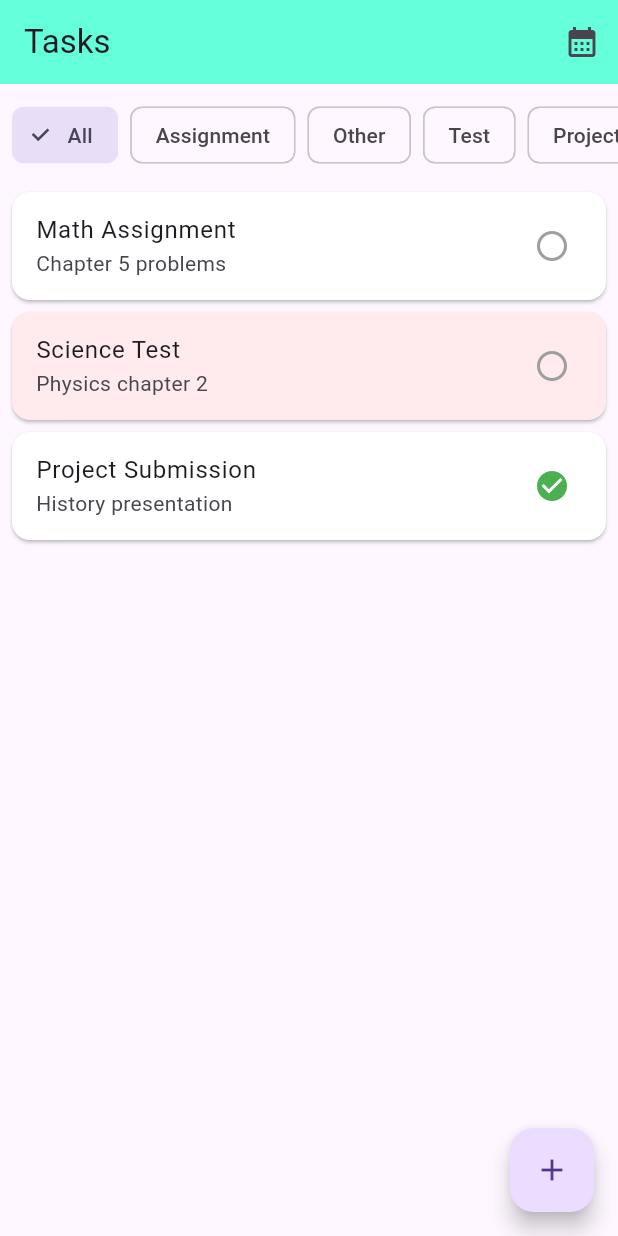
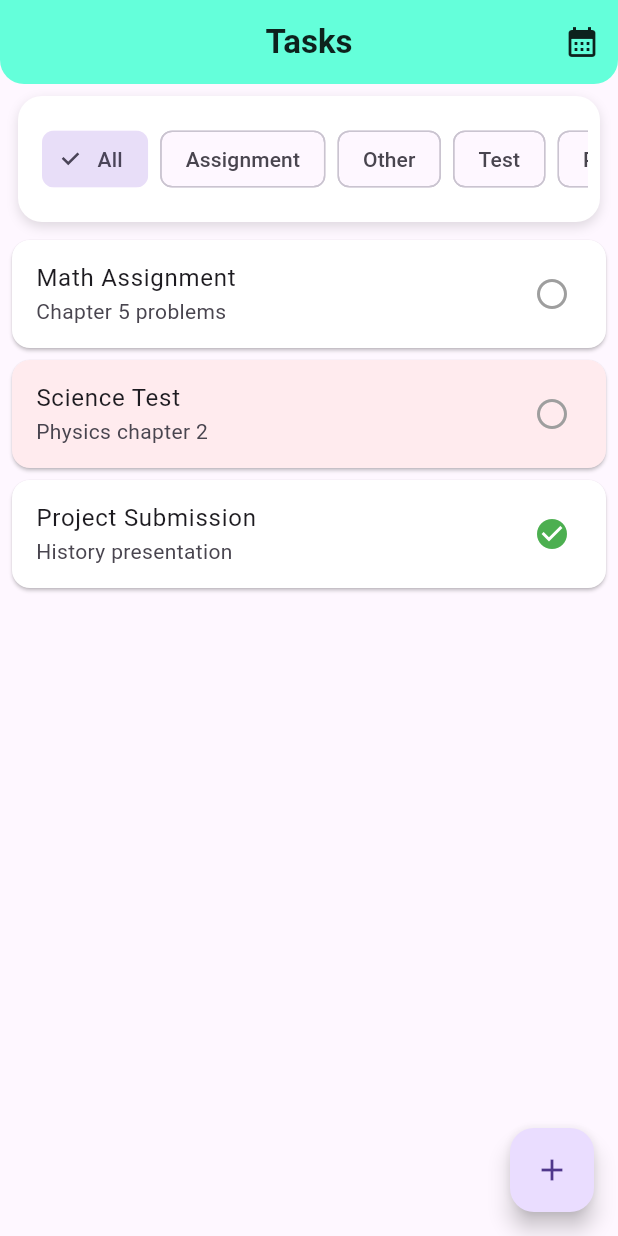
Before and after one commit to ezedin130/smart-task-manager, a Flutter app: the screen it shows after launch, on a phone screen of 412 x 824 dp. Run offline on Flutter 3.47's test engine with Material 3 defaults, Android fonts, the phone set to English and light mode, and no system bars; our stand-ins replace device_preview, flutter_riverpod, table_calendar.

Commit message:
functionality added to add new tasks modified and ui updated to look better

```diff
--- a/lib/pages/home_page.dart
+++ b/lib/pages/home_page.dart
@@ -2,7 +2,6 @@ import 'package:flutter/material.dart';
 import 'package:flutter_riverpod/flutter_riverpod.dart';
 import '../providers/filtered_task_provider.dart';
 import '../providers/task_provider.dart';
-import '../providers/filter_provider.dart';
 import '../widgets/task_card.dart';
 import '../widgets/filter_chips.dart';
 import '../widgets/calendar_widget.dart';
@@ -20,19 +19,30 @@ class _HomePageState extends ConsumerState<HomePage> {
 
   @override
   Widget build(BuildContext context) {
-    final tasks = ref.watch(taskProvider);
-    final filter = ref.watch(filterProvider);
-
     final filteredTasks = ref.watch(filteredTasksProvider);
-
 
     return Scaffold(
       appBar: AppBar(
+        title: const Text(
+          'Tasks',
+          style: TextStyle(
+            fontWeight: FontWeight.bold,
+            fontSize: 22,
+            color: Colors.black87,
+          ),
+        ),
         backgroundColor: Colors.tealAccent,
-        title: const Text('Tasks'),
+        elevation: 0,
+        centerTitle: true,
+        shape: const RoundedRectangleBorder(
+          borderRadius: BorderRadius.vertical(
+            bottom: Radius.circular(16),
+          ),
+        ),
         actions: [
           IconButton(
             icon: Icon(isCalendarView ? Icons.list : Icons.calendar_month),
+            color: Colors.black87,
             onPressed: () => setState(() => isCalendarView = !isCalendarView),
           ),
         ],
@@ -40,7 +50,24 @@ class _HomePageState extends ConsumerState<HomePage> {
       body: SafeArea(
         child: Column(
           children: [
-            FilterChips(),
+            Padding(
+              padding: const EdgeInsets.symmetric(horizontal: 12.0, vertical: 8.0),
+              child: Container(
+                  padding: const EdgeInsets.all(8),
+                  decoration: BoxDecoration(
+                    color: Colors.white,
+                    borderRadius: BorderRadius.circular(16),
+                    boxShadow: [
+                      BoxShadow(
+                        color: Colors.black12,
+                        blurRadius: 6,
+                        offset: Offset(0, 3),
+                      ),
+                    ],
+                  ),
+                  child: FilterChips()
+              ),
+            ),
             Expanded(
               child: isCalendarView
                   ? CalendarWidget(tasks: filteredTasks)
@@ -56,13 +83,17 @@ class _HomePageState extends ConsumerState<HomePage> {
         ),
       ),
       floatingActionButton: FloatingActionButton(
-        onPressed: () {
-          Navigator.push(
+        onPressed: () async {
+          final newTask = await Navigator.push(
             context,
             MaterialPageRoute(
               builder: (_) => const AddEditTaskPage(task: null),
             ),
           );
+
+          if (newTask != null) {
+            ref.read(taskProvider.notifier).addTask(newTask);
+          }
         },
         child: const Icon(Icons.add),
       ),
```
